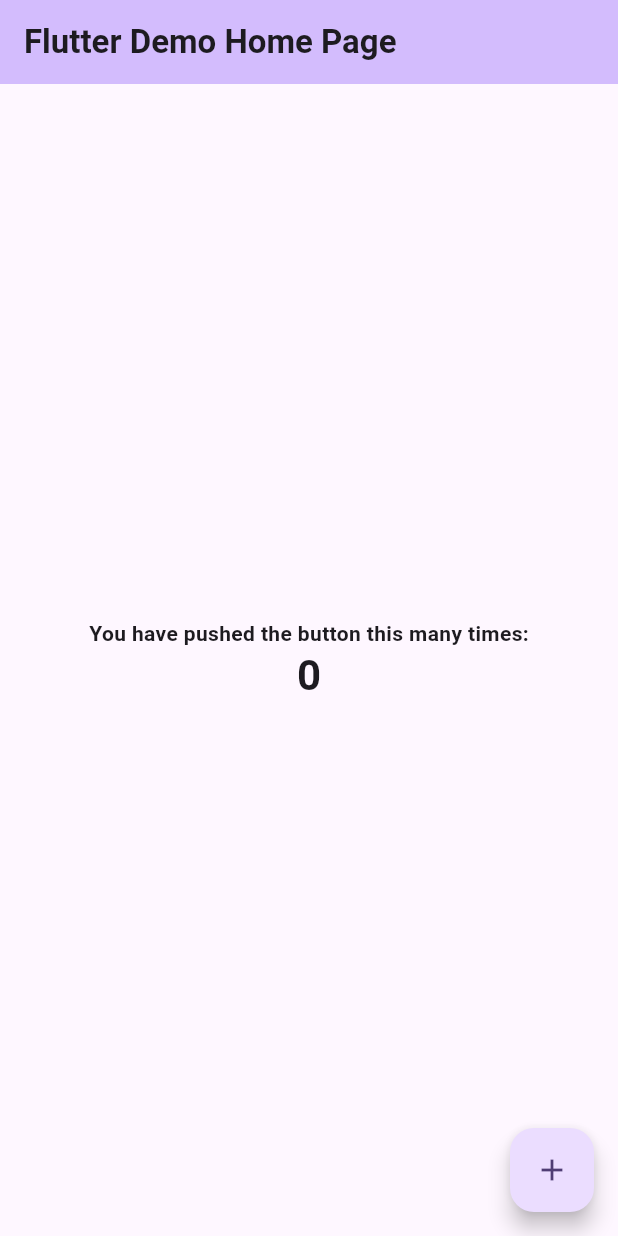
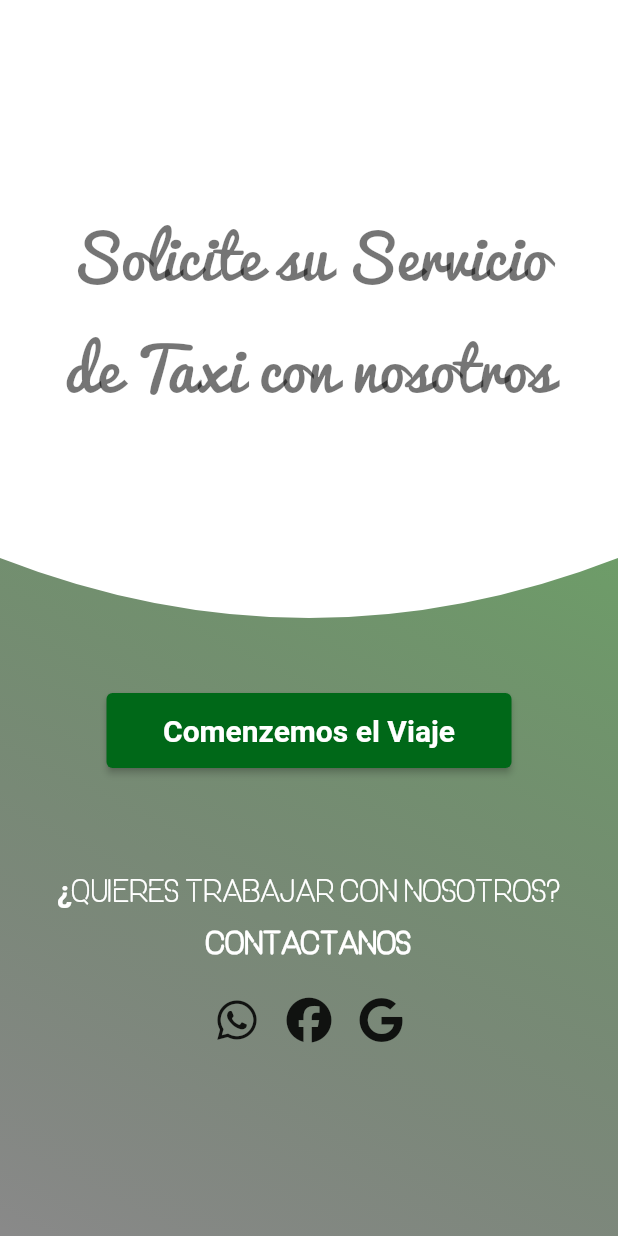
Before and after one commit to deep-skill/silver-express-app, a Flutter app: the screen it shows after launch, on a phone screen of 412 x 824 dp. Run offline on Flutter 3.47's test engine with Material 2 defaults, Android fonts, the phone set to English and light mode, and no system bars; our stand-ins replace flutter_custom_clippers, flutter_dotenv, flutter_vector_icons; missing offline and left inert: auth0_flutter.

Commit message:
Add Landing view and main.dart functionality
modify the main.dart file, add my_app.dart and LandingScreen.

```diff
--- /dev/null
+++ b/lib/Screens/LandingScreen/landing_screen.dart
@@ -0,0 +1,128 @@
+import 'package:flutter/material.dart';
+import 'package:flutter_custom_clippers/flutter_custom_clippers.dart';
+import 'package:flutter_vector_icons/flutter_vector_icons.dart';
+
+class LandingScreen extends StatelessWidget {
+  final Future<void> Function()? login;
+
+  const LandingScreen({Key? key, required this.login}) : super(key: key);
+
+  @override
+  Widget build(BuildContext context) {
+    return Scaffold(
+      body: SafeArea(
+        child: Container(
+          decoration: const BoxDecoration(
+            gradient: LinearGradient(
+                begin: Alignment.topRight,
+                end: Alignment.bottomLeft,
+                colors: [Color.fromARGB(233, 353, 452, 342), Colors.black45]),
+          ),
+          child: Column(
+            children: [
+              ClipPath(
+                clipper: OvalBottomBorderClipper(),
+                child: Container(
+                    color: Colors.white,
+                    height: MediaQuery.of(context).size.height * 0.5,
+                    child: Align(
+                      alignment: Alignment.center,
+                      child: Padding(
+                        padding: const EdgeInsets.all(16.0),
+                        child: Row(
+                          mainAxisAlignment: MainAxisAlignment.center,
+                          children: [
+                            SizedBox(
+                              width: MediaQuery.of(context).size.width *
+                                  0.8, // Ajusta el valor según sea necesario
+                              child: const Text(
+                                'Solicite su Servicio de Taxi con nosotros',
+                                style: TextStyle(
+                                  color: Colors.black54,
+                                  fontSize: 40,
+                                  fontFamily: 'Pacifico',
+                                ),
+                                textAlign: TextAlign.center,
+                                overflow: TextOverflow.visible,
+                              ),
+                            ),
+                          ],
+                        ),
+                      ),
+                    )),
+              ),
+              const SizedBox(
+                height: 50,
+              ),
+              ElevatedButton(
+                  style: ButtonStyle(
+                      fixedSize: MaterialStateProperty.all(const Size(270, 50)),
+                      backgroundColor: const MaterialStatePropertyAll(
+                          Color.fromARGB(255, 0, 104, 24))),
+                  onPressed: login,
+                  child: const Text(
+                    'Comenzemos el Viaje',
+                    style: TextStyle(color: Colors.white, fontSize: 20),
+                  )),
+              const SizedBox(
+                height: 70,
+              ),
+              const Text(
+                '¿Quieres Trabajar con nosotros?',
+                style: TextStyle(
+                    color: Colors.white, fontSize: 20, fontFamily: 'OneDay'),
+              ),
+              const SizedBox(height: 15),
+              const Text(
+                'CONTACTANOS',
+                style: TextStyle(
+                    color: Colors.white,
+                    fontWeight: FontWeight.bold,
+                    fontSize: 20,
+                    fontFamily: 'OneDay'),
+              ),
+              const SizedBox(
+                height: 15,
+              ),
+              Row(
+                mainAxisAlignment: MainAxisAlignment.center,
+                children: [
+                  IconButton(
+                    onPressed: () {
+                      // Acción al presionar el botón de WhatsApp
+                      // Abre el enlace correspondiente
+                    },
+                    icon: const Icon(
+                      FontAwesome.whatsapp,
+                      size: 30,
+                    ),
+                  ),
+                  IconButton(
+                    onPressed: () {
+                      // Acción al presionar el botón de Facebook
+                      // Abre el enlace correspondiente
+                    },
+                    icon: const Icon(
+                      FontAwesome.facebook,
+                      size: 30,
+                    ),
+                  ),
+                  IconButton(
+                    onPressed: () {
+                      // Acción al presionar el botón de Gmail
+                      // Abre el enlace correspondiente
+                    },
+                    icon: const Icon(
+                      FontAwesome.google,
+                      size: 30,
+                    ),
+                  ),
+                ],
+              ),
+            ],
+          ),
+        ),
+      ),
+    );
+  }
+}
--- a/lib/main.dart
+++ b/lib/main.dart
@@ -1,125 +1,9 @@
 import 'package:flutter/material.dart';
+import 'package:flutter_dotenv/flutter_dotenv.dart';
+import 'my_app.dart';
 
-void main() {
+void main() async {
+  await dotenv.load();
+
   runApp(const MyApp());
 }
-
-class MyApp extends StatelessWidget {
-  const MyApp({super.key});
-
-  // This widget is the root of your application.
-  @override
-  Widget build(BuildContext context) {
-    return MaterialApp(
-      title: 'Flutter Demo',
-      theme: ThemeData(
-        // This is the theme of your application.
-        //
-        // TRY THIS: Try running your application with "flutter run". You'll see
-        // the application has a blue toolbar. Then, without quitting the app,
-        // try changing the seedColor in the colorScheme below to Colors.green
-        // and then invoke "hot reload" (save your changes or press the "hot
-        // reload" button in a Flutter-supported IDE, or press "r" if you used
-        // the command line to start the app).
-        //
-        // Notice that the counter didn't reset back to zero; the application
-        // state is not lost during the reload. To reset the state, use hot
-        // restart instead.
-        //
-        // This works for code too, not just values: Most code changes can be
-        // tested with just a hot reload.
-        colorScheme: ColorScheme.fromSeed(seedColor: Colors.deepPurple),
-        useMaterial3: true,
-      ),
-      home: const MyHomePage(title: 'Flutter Demo Home Page'),
-    );
-  }
-}
-
-class MyHomePage extends StatefulWidget {
-  const MyHomePage({super.key, required this.title});
-
-  // This widget is the home page of your application. It is stateful, meaning
-  // that it has a State object (defined below) that contains fields that affect
-  // how it looks.
-
-  // This class is the configuration for the state. It holds the values (in this
-  // case the title) provided by the parent (in this case the App widget) and
-  // used by the build method of the State. Fields in a Widget subclass are
-  // always marked "final".
-
-  final String title;
-
-  @override
-  State<MyHomePage> createState() => _MyHomePageState();
-}
-
-class _MyHomePageState extends State<MyHomePage> {
-  int _counter = 0;
-
-  void _incrementCounter() {
-    setState(() {
-      // This call to setState tells the Flutter framework that something has
-      // changed in this State, which causes it to rerun the build method below
-      // so that the display can reflect the updated values. If we changed
-      // _counter without calling setState(), then the build method would not be
-      // called again, and so nothing would appear to happen.
-      _counter++;
-    });
-  }
-
-  @override
-  Widget build(BuildContext context) {
-    // This method is rerun every time setState is called, for instance as done
-    // by the _incrementCounter method above.
-    //
-    // The Flutter framework has been optimized to make rerunning build methods
-    // fast, so that you can just rebuild anything that needs updating rather
-    // than having to individually change instances of widgets.
-    return Scaffold(
-      appBar: AppBar(
-        // TRY THIS: Try changing the color here to a specific color (to
-        // Colors.amber, perhaps?) and trigger a hot reload to see the AppBar
-        // change color while the other colors stay the same.
-        backgroundColor: Theme.of(context).colorScheme.inversePrimary,
-        // Here we take the value from the MyHomePage object that was created by
-        // the App.build method, and use it to set our appbar title.
-        title: Text(widget.title),
-      ),
-      body: Center(
-        // Center is a layout widget. It takes a single child and positions it
-        // in the middle of the parent.
-        child: Column(
-          // Column is also a layout widget. It takes a list of children and
-          // arranges them vertically. By default, it sizes itself to fit its
-          // children horizontally, and tries to be as tall as its parent.
-          //
-          // Column has various properties to control how it sizes itself and
-          // how it positions its children. Here we use mainAxisAlignment to
-          // center the children vertically; the main axis here is the vertical
-          // axis because Columns are vertical (the cross axis would be
-          // horizontal).
-          //
-          // TRY THIS: Invoke "debug painting" (choose the "Toggle Debug Paint"
-          // action in the IDE, or press "p" in the console), to see the
-          // wireframe for each widget.
-          mainAxisAlignment: MainAxisAlignment.center,
-          children: <Widget>[
-            const Text(
-              'You have pushed the button this many times:',
-            ),
-            Text(
-              '$_counter',
-              style: Theme.of(context).textTheme.headlineMedium,
-            ),
-          ],
-        ),
-      ),
-      floatingActionButton: FloatingActionButton(
-        onPressed: _incrementCounter,
-        tooltip: 'Increment',
-        child: const Icon(Icons.add),
-      ), // This trailing comma makes auto-formatting nicer for build methods.
-    );
-  }
-}
--- /dev/null
+++ b/lib/my_app.dart
@@ -0,0 +1,86 @@
+import 'package:auth0_flutter/auth0_flutter.dart';
+import 'package:auth0_flutter/auth0_flutter_web.dart';
+import 'package:flutter/foundation.dart';
+import 'package:flutter/material.dart';
+import 'package:flutter_dotenv/flutter_dotenv.dart';
+import 'package:silver_express_app/Screens/LandingScreen/landing_screen.dart';
+
+class MyApp extends StatefulWidget {
+  final Auth0? auth0;
+  const MyApp({this.auth0, final Key? key}) : super(key: key);
+
+  @override
+  State<MyApp> createState() => _MyAppState();
+}
+
+class _MyAppState extends State<MyApp> {
+  UserProfile? _user;
+
+  late Auth0 auth0;
+  late Auth0Web auth0Web;
+
+  @override
+  void initState() {
+    super.initState();
+    auth0 = widget.auth0 ??
+        Auth0(dotenv.env['AUTH0_DOMAIN']!, dotenv.env['AUTH0_CLIENT_ID']!);
+    auth0Web =
+        Auth0Web(dotenv.env['AUTH0_DOMAIN']!, dotenv.env['AUTH0_CLIENT_ID']!);
+
+    if (kIsWeb) {
+      auth0Web.onLoad().then((final credentials) => setState(() {
+            _user = credentials?.user;
+          }));
+    }
+  }
+
+  Future<void> login() async {
+    try {
+      if (kIsWeb) {
+        await auth0Web.loginWithRedirect(redirectUrl: 'http://localhost:3000');
+      } else {
+        var credentials = await auth0
+            .webAuthentication(scheme: dotenv.env['AUTH0_CUSTOM_SCHEME'])
+            .login();
+
+        setState(() {
+          _user = credentials.user;
+        });
+      }
+    } catch (e) {
+      if (kDebugMode) {
+        print(e);
+      }
+    }
+  }
+
+  Future<void> logout() async {
+    try {
+      if (kIsWeb) {
+        await auth0Web.logout(returnToUrl: 'http://localhost:3000');
+      } else {
+        await auth0
+            .webAuthentication(scheme: dotenv.env['AUTH0_CUSTOM_SCHEME'])
+            .logout();
+        setState(() {
+          _user = null;
+        });
+      }
+    } catch (e) {
+      if (kDebugMode) {
+        print(e);
+      }
+    }
+  }
+
+  @override
+  Widget build(final BuildContext context) {
+    return MaterialApp(
+      debugShowCheckedModeBanner: false,
+      initialRoute: '/',
+      routes: {
+        '/': (context) => LandingScreen(login: login),
+      },
+    );
+  }
+}
```
